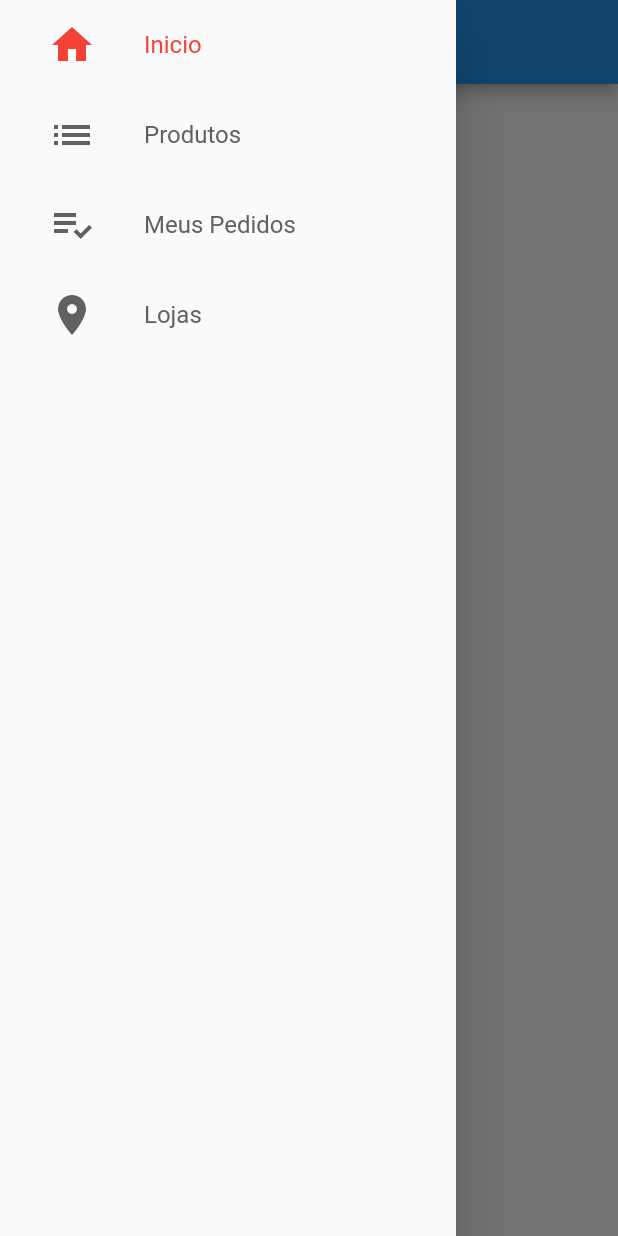
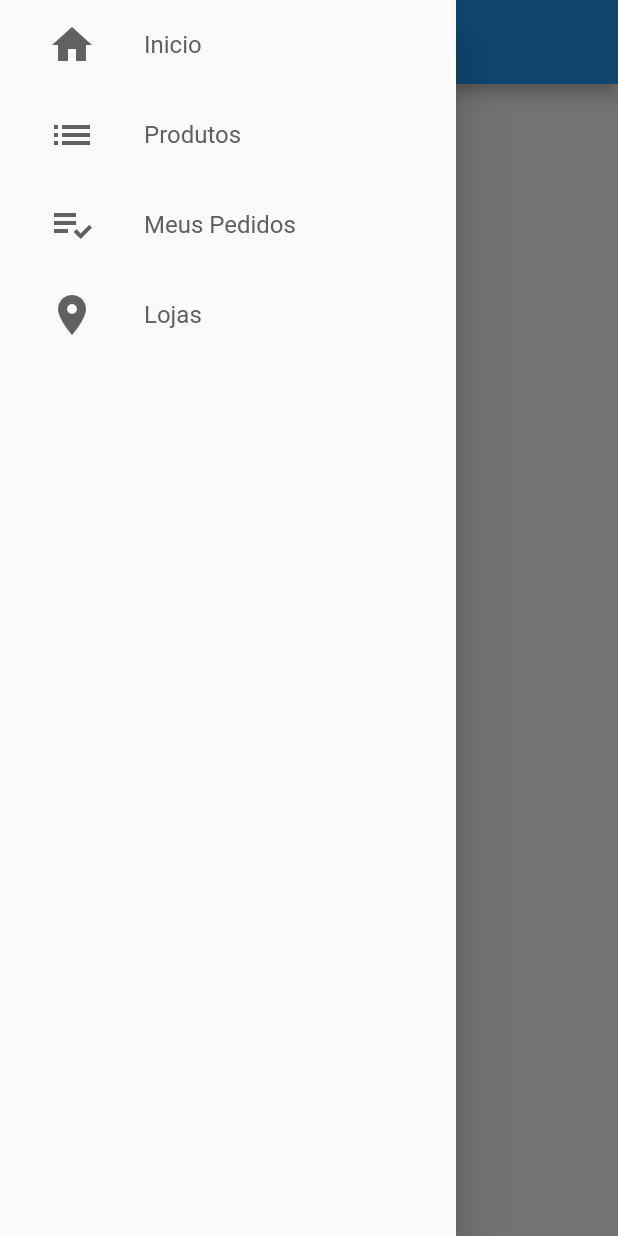
Before and after one commit to borniequepacheco/lojavirtual, a Flutter app: the screen it shows after launch, with the side drawer open, on a phone screen of 412 x 824 dp. Run offline on Flutter 3.47's test engine with Material 2 defaults, Android fonts, the phone set to English and light mode, and no system bars; missing offline and left inert: cloud_firestore_web, firebase_auth_web, firebase_core_web, firebase_storage_web; accounts and stored records are empty.

Commit message:
Revert "Aula 15"
This reverts commit 879ce21f7151cd47d057365d770c80ba1a64d363.

```diff
--- a/lib/common/custom_drawer/drawer_tile.dart
+++ b/lib/common/custom_drawer/drawer_tile.dart
@@ -1,6 +1,4 @@
 import 'package:flutter/material.dart';
-import 'package:lojavirtual/models/page_manager.dart';
-import 'package:provider/provider.dart';
 
 class DrawerTile extends StatelessWidget {
   const DrawerTile(
@@ -12,12 +10,8 @@ class DrawerTile extends StatelessWidget {
 
   @override
   Widget build(BuildContext context) {
-    final int curPage = context.watch<PageManager>().page;
-
     return InkWell(
-        onTap: () {
-          context.read<PageManager>().setPage(page);
-        },
+        onTap: () {},
         child: SizedBox(
           height: 60,
           child: Row(
@@ -29,14 +23,14 @@ class DrawerTile extends StatelessWidget {
                 child: Icon(
                   iconData,
                   size: 32,
-                  color: curPage == page ? Colors.red : Colors.grey[700],
+                  color: Colors.grey[700],
                 ),
               ),
               Text(
                 title,
                 style: TextStyle(
                   fontSize: 16,
-                  color: curPage == page ? Colors.red : Colors.grey[700],
+                  color: Colors.grey[700],
                 ),
               ),
             ],
--- a/lib/models/page_manager.dart
+++ /dev/null
@@ -1,15 +0,0 @@
-import 'package:flutter/cupertino.dart';
-
-class PageManager {
-  PageManager(this._pageController);
-
-  final PageController _pageController;
-
-  int page = 0;
-
-  void setPage(int value) {
-    if (value == page) return;
-    page = value;
-    _pageController.jumpToPage(value);
-  }
-}
--- a/lib/screens/base/base_screen.dart
+++ b/lib/screens/base/base_screen.dart
@@ -1,16 +1,12 @@
 import 'package:flutter/material.dart';
 import 'package:lojavirtual/common/custom_drawer/custom_drawer.dart';
-import 'package:lojavirtual/models/page_manager.dart';
-import 'package:provider/provider.dart';
 
 class BaseScreen extends StatelessWidget {
   final PageController pageController = PageController();
 
   @override
   Widget build(BuildContext context) {
-    return Provider(
-      create: (_) => PageManager(pageController),
-      child: PageView(
+    return PageView(
       controller: pageController,
       physics: const NeverScrollableScrollPhysics(),
       children: <Widget>[
@@ -20,26 +16,22 @@ class BaseScreen extends StatelessWidget {
             title: const Text('Home'),
           ),
         ),
-          Scaffold(
-            drawer: CustomDrawer(),
-            appBar: AppBar(
-              title: const Text('Produtos'),
+        Container(
+          color: Colors.red,
+          child: ElevatedButton(
+            onPressed: () {
+              pageController.jumpToPage(1);
+            },
+            child: const Text('Proximo'),
           ),
         ),
-          Scaffold(
-            drawer: CustomDrawer(),
-            appBar: AppBar(
-              title: const Text('Meus Pedidos'),
+        Container(
+          color: Colors.yellow,
         ),
-          ),
-          Scaffold(
-            drawer: CustomDrawer(),
-            appBar: AppBar(
-              title: const Text('Lojas'),
-            ),
+        Container(
+          color: Colors.green,
         ),
       ],
-      ),
     );
   }
 }
--- a/pubspec.yaml
+++ b/pubspec.yaml
@@ -27,7 +27,6 @@ dependencies:
   firebase_storage: ^9.0.0
   flutter:
     sdk: flutter
-  provider: ^5.0.0
 
 
 
```
Also changed, not shown: pubspec.lock, 2 other files. Lines whose indentation alone changed are shown as unchanged.
